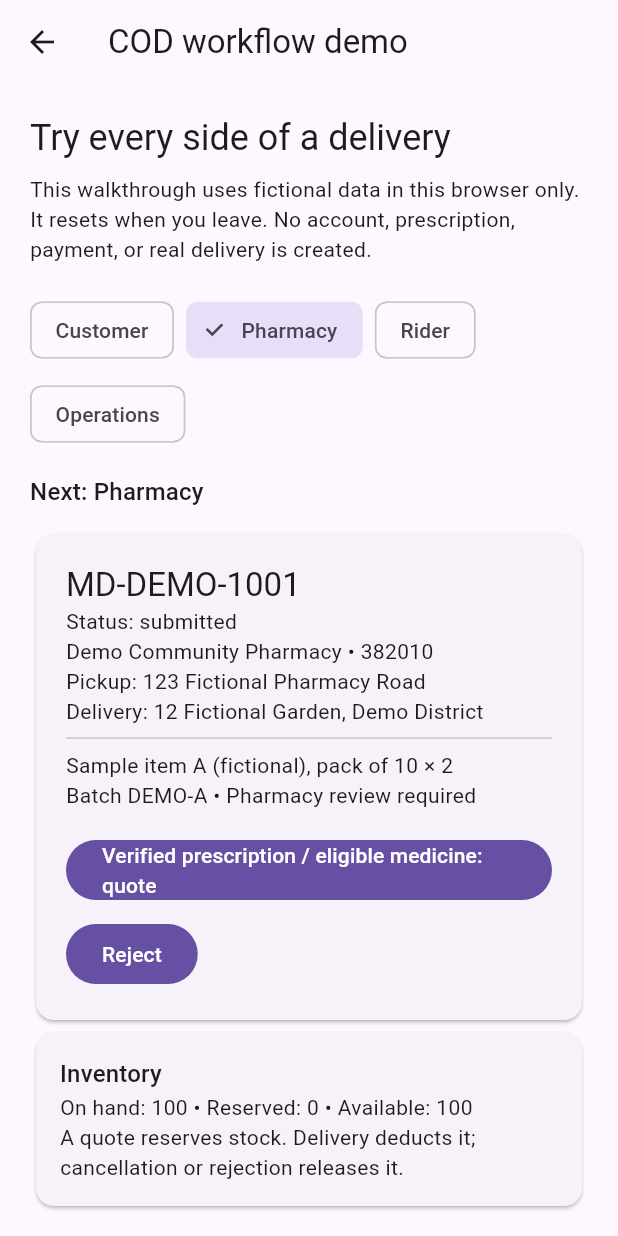
After one commit to ayushgupta5924/MediDeliver, a Flutter app: the DemoScreen screen opened directly, after a tap on "Pharmacy", on a phone screen of 412 x 824 dp. The commit adds this screen. Run offline on Flutter 3.47's test engine with Material 3 defaults, Android fonts, the phone set to English and light mode, and no system bars; our stand-ins replace flutter_hooks, flutter_riverpod, go_router, hooks_riverpod, image_picker, supabase_flutter; accounts and stored records are empty.

Commit message:
Add isolated interactive COD demo with customer pharmacy rider and operations roles

```diff
--- a/lib/core/router/app_router.dart
+++ b/lib/core/router/app_router.dart
@@ -6,6 +6,8 @@ import '../../features/auth/presentation/phone_entry_screen.dart';
 import '../../features/patient/presentation/patient_upload_screen.dart';
 import '../../features/orders/presentation/orders_screen.dart';
 import '../services/auth_service.dart';
+import '../constants/supabase_constants.dart';
+import '../../features/demo/presentation/demo_screen.dart';
 
 String homeForRole(UserRole role) => switch (role) {
   UserRole.customer => '/patient',
@@ -15,6 +17,7 @@ String homeForRole(UserRole role) => switch (role) {
 };
 
 String? authRedirect(AuthState auth, String path) {
+  if (path == '/demo' && SupabaseConstants.demoMode) return null;
   final authRoute = ['/', '/login', '/otp', '/loading'].contains(path);
   if (auth.isLoading && !auth.isAuthenticated) {
     return authRoute ? null : '/loading';
@@ -41,6 +44,7 @@ final appRouterProvider = Provider<GoRouter>((ref) {
         authRedirect(ref.read(authProvider), state.matchedLocation),
     routes: [
       GoRoute(path: '/', builder: (_, _) => const PhoneEntryScreen()),
+      GoRoute(path: '/demo', builder: (_, _) => const DemoScreen()),
       GoRoute(path: '/login', builder: (_, _) => const PhoneEntryScreen()),
       GoRoute(path: '/otp', builder: (_, _) => const OtpScreen()),
       GoRoute(
--- a/lib/features/auth/presentation/phone_entry_screen.dart
+++ b/lib/features/auth/presentation/phone_entry_screen.dart
@@ -3,6 +3,7 @@ import 'package:flutter_hooks/flutter_hooks.dart';
 import 'package:hooks_riverpod/hooks_riverpod.dart';
 import 'package:go_router/go_router.dart';
 import '../../../core/services/auth_service.dart';
+import '../../../core/constants/supabase_constants.dart';
 
 class PhoneEntryScreen extends HookConsumerWidget {
   const PhoneEntryScreen({super.key});
@@ -26,6 +27,14 @@ class PhoneEntryScreen extends HookConsumerWidget {
                 'Sign in with email',
                 style: Theme.of(context).textTheme.headlineMedium,
               ),
+              if (SupabaseConstants.demoMode) ...[
+                const SizedBox(height: 16),
+                OutlinedButton.icon(
+                  onPressed: () => context.go('/demo'),
+                  icon: const Icon(Icons.play_circle_outline),
+                  label: const Text('Try the COD demo — no sign-in needed'),
+                ),
+              ],
               const SizedBox(height: 16),
               const Text(
                 'We will email you a six-digit verification code. Pharmacy and delivery accounts require approval.',
--- /dev/null
+++ b/lib/features/demo/presentation/demo_screen.dart
@@ -0,0 +1,222 @@
+import 'package:flutter/material.dart';
+import '../../../core/services/auth_service.dart';
+import '../../orders/presentation/orders_screen.dart';
+
+/// A browser-local walkthrough. Never creates users, orders, or payments.
+class DemoScreen extends StatefulWidget {
+  const DemoScreen({super.key});
+  @override
+  State<DemoScreen> createState() => _DemoScreenState();
+}
+
+class _DemoScreenState extends State<DemoScreen> {
+  UserRole role = UserRole.customer;
+  String status = 'submitted';
+  int stock = 100;
+  int reserved = 0;
+  final List<String> events = ['Customer submitted a sample request'];
+  static const roles = {
+    UserRole.customer: 'Customer',
+    UserRole.pharmacyOwner: 'Pharmacy',
+    UserRole.deliveryPartner: 'Rider',
+    UserRole.admin: 'Operations',
+  };
+  void act(String action) {
+    if (!orderActions(role, status).containsKey(action)) return;
+    setState(() {
+      switch (action) {
+        case 'quote':
+          status = 'quoted';
+          reserved = 2;
+        case 'confirm':
+          status = 'confirmed';
+        case 'prepare':
+          status = 'preparing';
+        case 'ready':
+          status = 'ready';
+        case 'accept':
+          status = 'assigned';
+        case 'pickup':
+          status = 'picked_up';
+        case 'deliver':
+          status = 'delivered';
+          stock -= 2;
+          reserved = 0;
+        case 'fail':
+          status = 'delivery_failed';
+        case 'redispatch':
+          status = 'ready';
+        case 'return_cancel':
+          status = 'cancelled';
+          reserved = 0;
+        case 'cancel':
+          status = 'cancelled';
+          reserved = 0;
+        case 'reject':
+          status = 'rejected';
+          reserved = 0;
+        default:
+          return;
+      }
+      events.add('${roles[role]}: ${status.replaceAll('_', ' ')}');
+    });
+  }
+
+  @override
+  Widget build(BuildContext context) {
+    final rider = role == UserRole.deliveryPartner;
+    final assigned = [
+      'assigned',
+      'picked_up',
+      'delivery_failed',
+    ].contains(status);
+    final nextRole = switch (status) {
+      'submitted' || 'confirmed' || 'preparing' => 'Pharmacy',
+      'quoted' => 'Customer',
+      'ready' || 'assigned' || 'picked_up' => 'Rider',
+      'delivery_failed' => 'Operations',
+      _ => 'Finished. Start another sample request to try a different path.',
+    };
+    return Scaffold(
+      appBar: AppBar(title: const Text('COD workflow demo')),
+      body: Center(
+        child: ConstrainedBox(
+          constraints: const BoxConstraints(maxWidth: 840),
+          child: ListView(
+            padding: const EdgeInsets.all(20),
+            children: [
+              Text(
+                'Try every side of a delivery',
+                style: Theme.of(context).textTheme.headlineSmall,
+              ),
+              const SizedBox(height: 8),
+              const Text(
+                'This walkthrough uses fictional data in this browser only. It resets when you leave. No account, prescription, payment, or real delivery is created.',
+              ),
+              const SizedBox(height: 20),
+              Wrap(
+                spacing: 8,
+                runSpacing: 8,
+                children: [
+                  for (final entry in roles.entries)
+                    ChoiceChip(
+                      label: Text(entry.value),
+                      selected: role == entry.key,
+                      onSelected: (_) => setState(() => role = entry.key),
+                    ),
+                ],
+              ),
+              const SizedBox(height: 16),
+              Text(
+                'Next: $nextRole',
+                style: Theme.of(context).textTheme.titleMedium,
+              ),
+              const SizedBox(height: 12),
+              Card(
+                child: Padding(
+                  padding: const EdgeInsets.all(20),
+                  child: Column(
+                    crossAxisAlignment: CrossAxisAlignment.start,
+                    children: [
+                      Text(
+                        'MD-DEMO-1001',
+                        style: Theme.of(context).textTheme.titleLarge,
+                      ),
+                      Text('Status: ${status.replaceAll('_', ' ')}'),
+                      const Text('Demo Community Pharmacy • 382010'),
+                      const Text('Pickup: 123 Fictional Pharmacy Road'),
+                      if (!rider || assigned)
+                        const Text(
+                          'Delivery: 12 Fictional Garden, Demo District',
+                        ),
+                      if (!rider) ...[
+                        const Divider(),
+                        const Text('Sample item A (fictional), pack of 10 × 2'),
+                        const Text('Batch DEMO-A • Pharmacy review required'),
+                        if (status != 'submitted') ...[
+                          const Text('2 × ₹92.25 = ₹184.50'),
+                          const Text('Delivery: ₹25.00 • Total: ₹209.50'),
+                          const Text(
+                            'Prices include applicable taxes. Cash on delivery only.',
+                          ),
+                        ],
+                      ],
+                      if (rider && assigned)
+                        const Text('Collect ₹209.50 on delivery'),
+                      if (status == 'delivered')
+                        const Text('Cash collected: ₹209.50'),
+                      if (status == 'delivery_failed')
+                        const Text(
+                          'Mock failure: customer unavailable. Return the parcel to the pharmacy before resolving it.',
+                        ),
+                      const SizedBox(height: 16),
+                      Wrap(
+                        spacing: 8,
+                        runSpacing: 8,
+                        children: [
+                          for (final action in orderActions(
+                            role,
+                            status,
+                          ).entries.where((entry) => entry.key != 'prepay'))
+                            FilledButton(
+                              onPressed: () => act(action.key),
+                              child: Text(action.value),
+                            ),
+                        ],
+                      ),
+                    ],
+                  ),
+                ),
+              ),
+              if (role == UserRole.pharmacyOwner || role == UserRole.admin)
+                Card(
+                  child: Padding(
+                    padding: const EdgeInsets.all(16),
+                    child: Column(
+                      crossAxisAlignment: CrossAxisAlignment.start,
+                      children: [
+                        Text(
+                          'Inventory',
+                          style: Theme.of(context).textTheme.titleMedium,
+                        ),
+                        Text(
+                          'On hand: $stock • Reserved: $reserved • Available: ${stock - reserved}',
+                        ),
+                        const Text(
+                          'A quote reserves stock. Delivery deducts it; cancellation or rejection releases it.',
+                        ),
+                      ],
+                    ),
+                  ),
+                ),
+              const SizedBox(height: 16),
+              Text(
+                'Order history',
+                style: Theme.of(context).textTheme.titleMedium,
+              ),
+              for (final event in events)
+                ListTile(
+                  dense: true,
+                  leading: const Icon(Icons.check_circle_outline),
+                  title: Text(event),
+                ),
+              const SizedBox(height: 16),
+              OutlinedButton(
+                onPressed: () => setState(() {
+                  role = UserRole.customer;
+                  status = 'submitted';
+                  stock = 100;
+                  reserved = 0;
+                  events
+                    ..clear()
+                    ..add('Customer submitted a sample request');
+                }),
+                child: const Text('Reset demo'),
+              ),
+            ],
+          ),
+        ),
+      ),
+    );
+  }
+}
```
Also changed, not shown: 1 other file.
